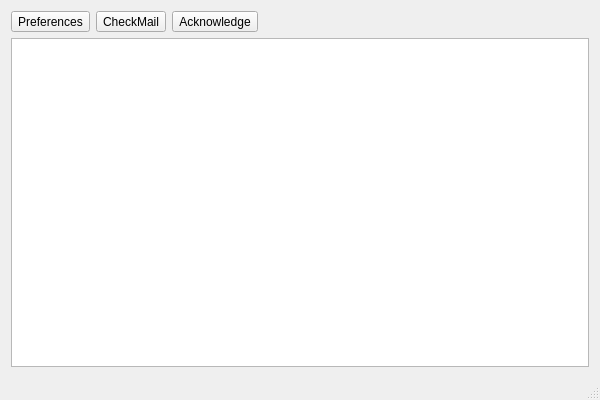
hardaker/qmailcheck, file qtincoming.ui: the form before one commit.
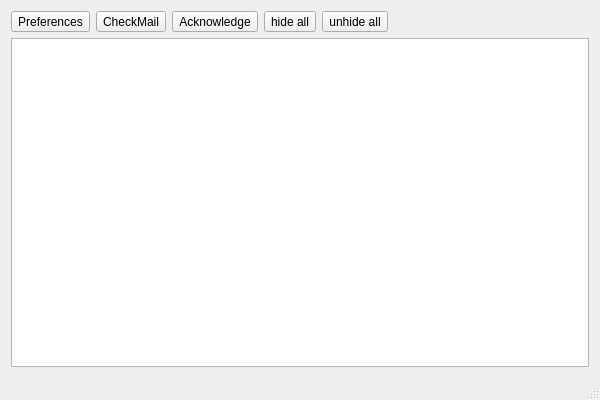
The form after the commit.

Commit message: add hide/unhide buttons

Patch:
```diff
--- a/qtincoming.ui
+++ b/qtincoming.ui
@@ -50,6 +50,20 @@
         </property>
        </widget>
       </item>
+      <item>
+       <widget class="QToolButton" name="hideAll">
+        <property name="text">
+         <string>hide all</string>
+        </property>
+       </widget>
+      </item>
+      <item>
+       <widget class="QToolButton" name="unhideAll">
+        <property name="text">
+         <string>unhide all</string>
+        </property>
+       </widget>
+      </item>
       <item>
        <spacer name="horizontalSpacer">
         <property name="orientation">
```
The commit also changes 3 other files.
